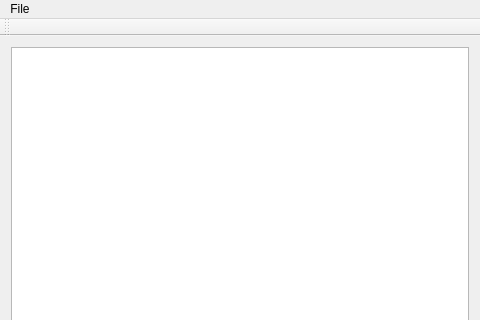
First picture: the form in sreader/uiform/mainwindow.ui, repository secularbird/mymaemo, before the edit; both pictures show x 0 to 480 and y 0 to 320 of the 480 by 800 pixel window.
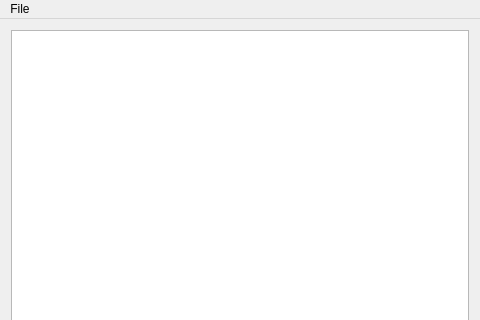
Second picture: the form after the edit.

```diff
--- a/sreader/uiform/mainwindow.ui
+++ b/sreader/uiform/mainwindow.ui
@@ -14,20 +14,19 @@
    <string>MainWindow</string>
   </property>
   <widget class="QWidget" name="centralWidget">
-   <layout class="QVBoxLayout" name="verticalLayout">
-    <item>
-     <widget class="QTextBrowser" name="textBrowser"/>
+   <layout class="QGridLayout" name="gridLayout">
+    <item row="0" column="0">
+     <widget class="QTextBrowser" name="textBrowser">
+      <property name="sizePolicy">
+       <sizepolicy hsizetype="Preferred" vsizetype="Preferred">
+        <horstretch>0</horstretch>
+        <verstretch>0</verstretch>
+       </sizepolicy>
+      </property>
+     </widget>
     </item>
    </layout>
   </widget>
-  <widget class="QToolBar" name="mainToolBar">
-   <attribute name="toolBarArea">
-    <enum>TopToolBarArea</enum>
-   </attribute>
-   <attribute name="toolBarBreak">
-    <bool>false</bool>
-   </attribute>
-  </widget>
   <widget class="QMenuBar" name="menuBar">
    <property name="geometry">
     <rect>
```
